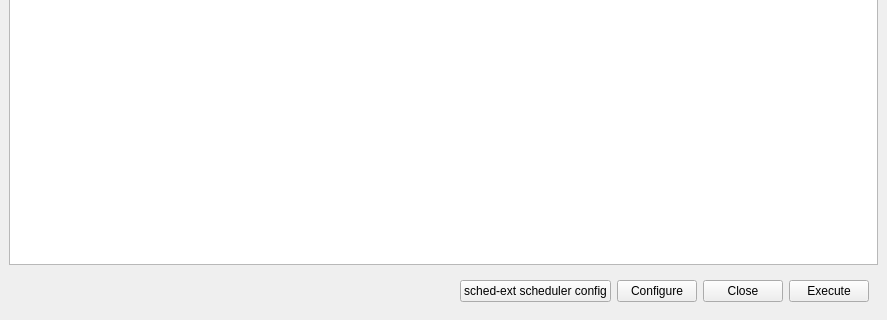
First picture: the form in src/km-window.ui, repository MadGoatHaz/kernel-manager, before the edit; both pictures show x 0 to 887 and y 224 to 544 of the 887 by 544 pixel window.
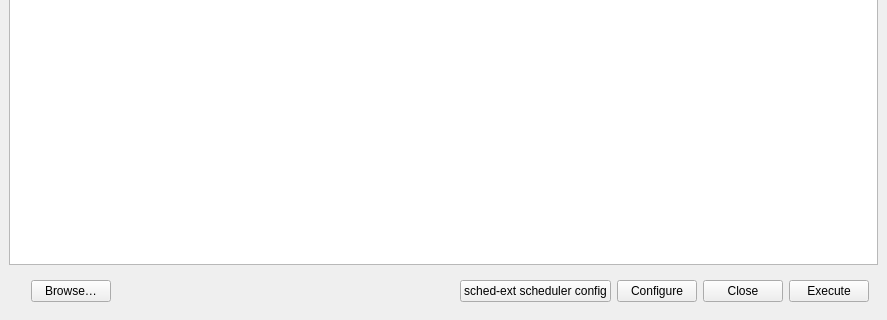
Second picture: the form after the edit.

Commit message: feat(c7): build-dir label + Browse button in main window

```diff
--- a/src/km-window.ui
+++ b/src/km-window.ui
@@ -94,17 +94,21 @@
      <widget class="QWidget" name="widget" native="true">
       <layout class="QHBoxLayout" name="horizontalLayout">
        <item>
-        <spacer name="horizontalSpacer_2">
-         <property name="orientation">
-          <enum>Qt::Orientation::Horizontal</enum>
-         </property>
-         <property name="sizeHint" stdset="0">
-          <size>
-           <width>40</width>
-           <height>20</height>
-          </size>
-         </property>
-        </spacer>
+         <widget class="QLabel" name="buildDirLabel">
+          <property name="text">
+           <string></string>
+          </property>
+          <property name="toolTip">
+           <string></string>
+          </property>
+         </widget>
+        </item>
+        <item>
+         <widget class="QPushButton" name="browse">
+          <property name="text">
+           <string>Browse…</string>
+          </property>
+         </widget>
        </item>
        <item>
         <spacer name="horizontalSpacer">
```
Lines whose indentation alone changed are shown as unchanged. The commit also changes 2 other files.
